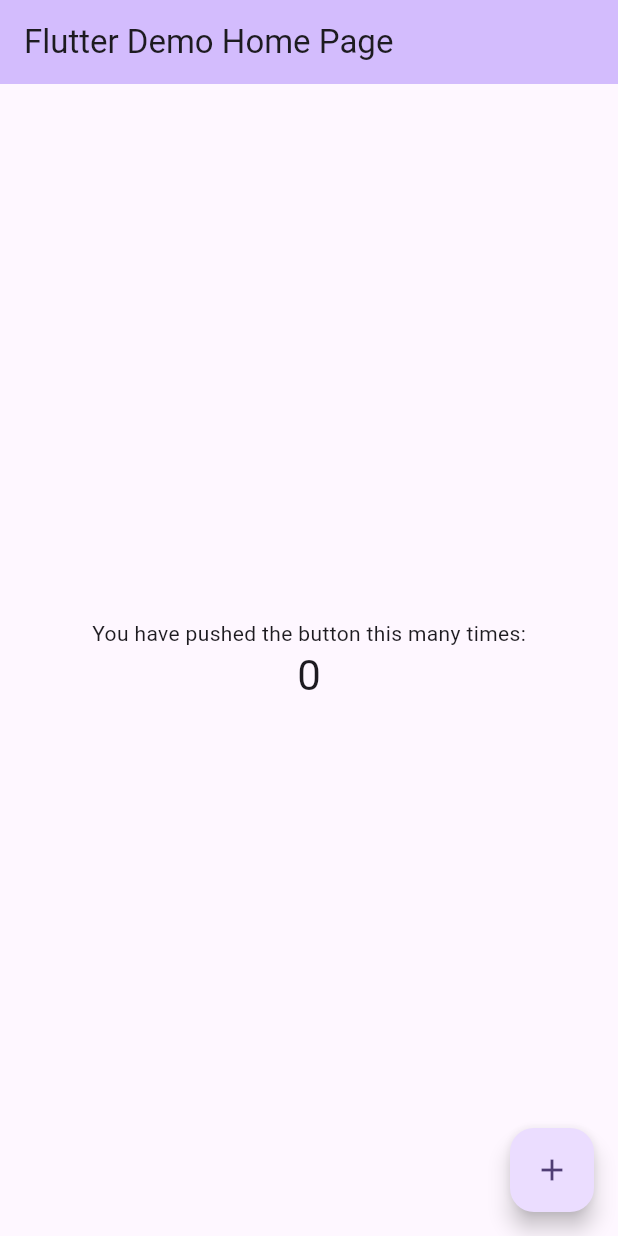
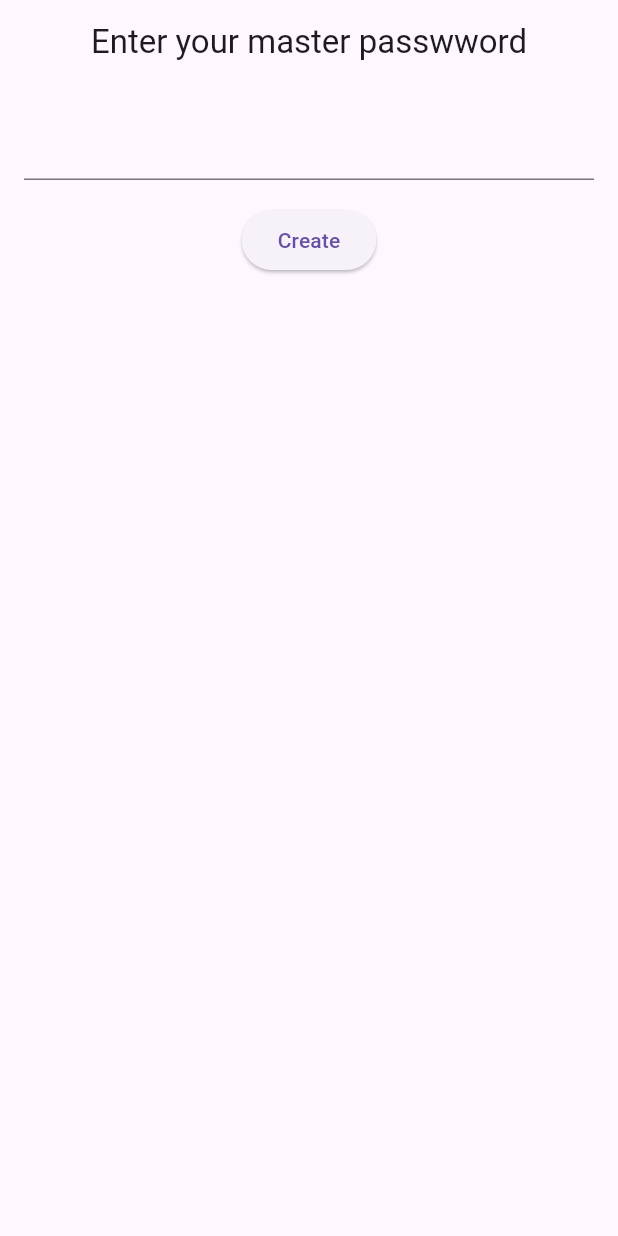
Before and after one commit to ji-easv/passwo, a Flutter app: the screen it shows after launch, on a phone screen of 412 x 824 dp. Run offline on Flutter 3.47's test engine with Material 3 defaults, Android fonts, the phone set to English and light mode, and no system bars; our stand-ins replace equatable, fast_immutable_collections, flutter_bloc, shared_preferences; missing offline and left inert: cryptography, logging_appenders.

```diff
--- a/lib/infrastructure/core/vault_api.dart
+++ b/lib/core/vault_api.dart
@@ -2,7 +2,7 @@ import 'package:password_manager/infrastructure/protection.dart';
 import 'package:password_manager/models/credential.dart';
 import 'package:password_manager/models/open_vault.dart';
 
-import '../storage.dart';
+import '../infrastructure/storage.dart';
 import 'failures.dart';
 
 class VaultApi {
--- a/lib/infrastructure/core/vault_state.dart
+++ b/lib/core/vault_state.dart
@@ -1,6 +1,6 @@
 import 'package:equatable/equatable.dart';
 import 'package:fast_immutable_collections/fast_immutable_collections.dart';
-import 'package:password_manager/infrastructure/core/failures.dart';
+import 'package:password_manager/core/failures.dart';
 import 'package:password_manager/models/credential.dart';
 
 enum VaultStatus {
--- a/lib/main.dart
+++ b/lib/main.dart
@@ -2,132 +2,55 @@ import 'package:flutter/material.dart';
 import 'package:flutter_bloc/flutter_bloc.dart';
 import 'package:logging/logging.dart';
 import 'package:logging_appenders/logging_appenders.dart';
-import 'package:password_manager/infrastructure/core/logger_bloc_observer.dart';
+import 'package:password_manager/core/logger_bloc_observer.dart';
+import 'package:password_manager/core/vault_api.dart';
+import 'package:password_manager/core/vault_cubit.dart';
+import 'package:password_manager/infrastructure/protection.dart';
 
-void main() {
+import 'core/vault_state.dart';
+import 'infrastructure/storage.dart';
+import 'screens/password_screen.dart';
+
+void main() async {
   PrintAppender(
     formatter: const ColorFormatter(),
   ).attachToLogger(Logger.root);
   Bloc.observer = LoggerBlocObserver();
-  runApp(const MyApp());
+
+  WidgetsFlutterBinding.ensureInitialized();
+  final storage = await Storage.create();
+
+  runApp(BlocProvider(
+    create: (context) => VaultCubit(
+      VaultApi(
+        protector: Protection.sensibleDefaults(),
+        storage: storage,
+      ),
+    ),
+    child: const MyApp(),
+  ));
 }
 
 class MyApp extends StatelessWidget {
   const MyApp({super.key});
 
-  // This widget is the root of your application.
   @override
   Widget build(BuildContext context) {
     return MaterialApp(
-      title: 'Flutter Demo',
-      theme: ThemeData(
-        // This is the theme of your application.
-        //
-        // TRY THIS: Try running your application with "flutter run". You'll see
-        // the application has a purple toolbar. Then, without quitting the app,
-        // try changing the seedColor in the colorScheme below to Colors.green
-        // and then invoke "hot reload" (save your changes or press the "hot
-        // reload" button in a Flutter-supported IDE, or press "r" if you used
-        // the command line to start the app).
-        //
-        // Notice that the counter didn't reset back to zero; the application
-        // state is not lost during the reload. To reset the state, use hot
-        // restart instead.
-        //
-        // This works for code too, not just values: Most code changes can be
-        // tested with just a hot reload.
-        colorScheme: ColorScheme.fromSeed(seedColor: Colors.deepPurple),
-        useMaterial3: true,
+      title: 'Password Manager',
+      home: BlocListener<VaultCubit, VaultState>(
+        listenWhen: (previous, current) => current.failure != null,
+        listener: (context, state) {
+          ScaffoldMessenger.of(context).showSnackBar(
+            SnackBar(
+              content: Text(
+                state.failure!.message,
+              ),
+            ),
+          );
+        },
+        child: const PasswordScreen(),
       ),
-      home: const MyHomePage(title: 'Flutter Demo Home Page'),
     );
   }
 }
-
-class MyHomePage extends StatefulWidget {
-  const MyHomePage({super.key, required this.title});
-
-  // This widget is the home page of your application. It is stateful, meaning
-  // that it has a State object (defined below) that contains fields that affect
-  // how it looks.
-
-  // This class is the configuration for the state. It holds the values (in this
-  // case the title) provided by the parent (in this case the App widget) and
-  // used by the build method of the State. Fields in a Widget subclass are
-  // always marked "final".
-
-  final String title;
-
-  @override
-  State<MyHomePage> createState() => _MyHomePageState();
-}
-
-class _MyHomePageState extends State<MyHomePage> {
-  int _counter = 0;
-
-  void _incrementCounter() {
-    setState(() {
-      // This call to setState tells the Flutter framework that something has
-      // changed in this State, which causes it to rerun the build method below
-      // so that the display can reflect the updated values. If we changed
-      // _counter without calling setState(), then the build method would not be
-      // called again, and so nothing would appear to happen.
-      _counter++;
-    });
-  }
-
-  @override
-  Widget build(BuildContext context) {
-    // This method is rerun every time setState is called, for instance as done
-    // by the _incrementCounter method above.
-    //
-    // The Flutter framework has been optimized to make rerunning build methods
-    // fast, so that you can just rebuild anything that needs updating rather
-    // than having to individually change instances of widgets.
-    return Scaffold(
-      appBar: AppBar(
-        // TRY THIS: Try changing the color here to a specific color (to
-        // Colors.amber, perhaps?) and trigger a hot reload to see the AppBar
-        // change color while the other colors stay the same.
-        backgroundColor: Theme.of(context).colorScheme.inversePrimary,
-        // Here we take the value from the MyHomePage object that was created by
-        // the App.build method, and use it to set our appbar title.
-        title: Text(widget.title),
-      ),
-      body: Center(
-        // Center is a layout widget. It takes a single child and positions it
-        // in the middle of the parent.
-        child: Column(
-          // Column is also a layout widget. It takes a list of children and
-          // arranges them vertically. By default, it sizes itself to fit its
-          // children horizontally, and tries to be as tall as its parent.
-          //
-          // Column has various properties to control how it sizes itself and
-          // how it positions its children. Here we use mainAxisAlignment to
-          // center the children vertically; the main axis here is the vertical
-          // axis because Columns are vertical (the cross axis would be
-          // horizontal).
-          //
-          // TRY THIS: Invoke "debug painting" (choose the "Toggle Debug Paint"
-          // action in the IDE, or press "p" in the console), to see the
-          // wireframe for each widget.
-          mainAxisAlignment: MainAxisAlignment.center,
-          children: <Widget>[
-            const Text(
-              'You have pushed the button this many times:',
-            ),
-            Text(
-              '$_counter',
-              style: Theme.of(context).textTheme.headlineMedium,
-            ),
-          ],
-        ),
-      ),
-      floatingActionButton: FloatingActionButton(
-        onPressed: _incrementCounter,
-        tooltip: 'Increment',
-        child: const Icon(Icons.add),
-      ), // This trailing comma makes auto-formatting nicer for build methods.
-    );
-  }
-}
--- /dev/null
+++ b/lib/screens/password_form.dart
@@ -0,0 +1,61 @@
+import 'package:flutter/material.dart';
+
+class PasswordForm extends StatefulWidget {
+  final Function(String) onSubmit;
+  final String buttonText;
+
+  const PasswordForm({
+    super.key,
+    required this.onSubmit,
+    required this.buttonText,
+  });
+
+  @override
+  State<PasswordForm> createState() => _PasswordFormState();
+}
+
+class _PasswordFormState extends State<PasswordForm> {
+  final _formKey = GlobalKey<FormState>();
+  final _passwordController = TextEditingController();
+
+  void _handleSubmit() {
+    if (_formKey.currentState!.validate()) {
+      widget.onSubmit(_passwordController.text);
+    }
+  }
+
+  String? _passwordValidator(String? value) {
+    const minLength = 8;
+    final invalid = value == null || value.length < minLength;
+    return invalid ? 'Password must be at least $minLength characters' : null;
+  }
+
+  @override
+  Widget build(BuildContext context) {
+    return Padding(
+      padding: const EdgeInsets.all(16),
+      child: Form(
+        key: _formKey,
+        child: Column(
+          crossAxisAlignment: CrossAxisAlignment.start,
+          children: [
+            TextFormField(
+              controller: _passwordController,
+              validator: _passwordValidator,
+              obscureText: true,
+              keyboardType: TextInputType.visiblePassword,
+              onChanged: (newValue) => _formKey.currentState!.validate(),
+            ),
+            const SizedBox(height: 16),
+            Center(
+              child: ElevatedButton(
+                onPressed: _handleSubmit,
+                child: Text(widget.buttonText),
+              ),
+            ),
+          ],
+        ),
+      ),
+    );
+  }
+}
--- /dev/null
+++ b/lib/screens/password_screen.dart
@@ -0,0 +1,46 @@
+import 'package:flutter/material.dart';
+import 'package:flutter_bloc/flutter_bloc.dart';
+import 'package:password_manager/core/vault_cubit.dart';
+
+import '../core/vault_state.dart';
+import 'password_form.dart';
+import 'vault_screen.dart';
+
+class PasswordScreen extends StatelessWidget {
+  const PasswordScreen({super.key});
+
+  @override
+  Widget build(BuildContext context) {
+    return Scaffold(
+      appBar: AppBar(
+        title: const Text('Enter your master passwword'),
+        centerTitle: true,
+      ),
+      body: BlocConsumer<VaultCubit, VaultState>(
+        listenWhen: (previous, current) => current.status == VaultStatus.open,
+        listener: (context, state) {
+          Navigator.of(context).push(
+            MaterialPageRoute(
+              builder: (context) => const VaultScreen(),
+            ),
+          );
+        },
+        builder: (context, state) {
+          return switch (state.status) {
+            VaultStatus.absent => PasswordForm(
+                onSubmit: (password) =>
+                    context.read<VaultCubit>().createVault(password),
+                buttonText: "Create",
+              ),
+            VaultStatus.closed => PasswordForm(
+                onSubmit: (password) =>
+                    context.read<VaultCubit>().openVault(password),
+                buttonText: "Open",
+              ),
+            _ => const Center(child: CircularProgressIndicator()),
+          };
+        },
+      ),
+    );
+  }
+}
```
Also changed, not shown: lib/core/vault_cubit.dart (renamed from lib/infrastructure/core/vault_cubit.dart, +4 -4 lines), lib/screens/credential_screen.dart (added, +19 -0 lines), lib/screens/credentials_list.dart (added, +71 -0 lines), lib/screens/vault_screen.dart (added, +45 -0 lines), lib/core/failures.dart (renamed from lib/infrastructure/core/failures.dart), lib/core/logger_bloc_observer.dart (renamed from lib/infrastructure/core/logger_bloc_observer.dart).
